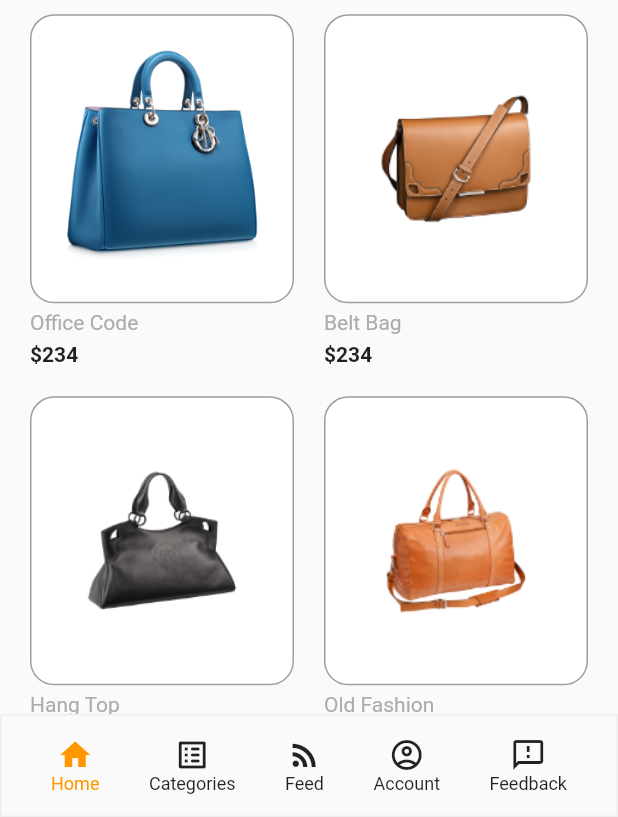
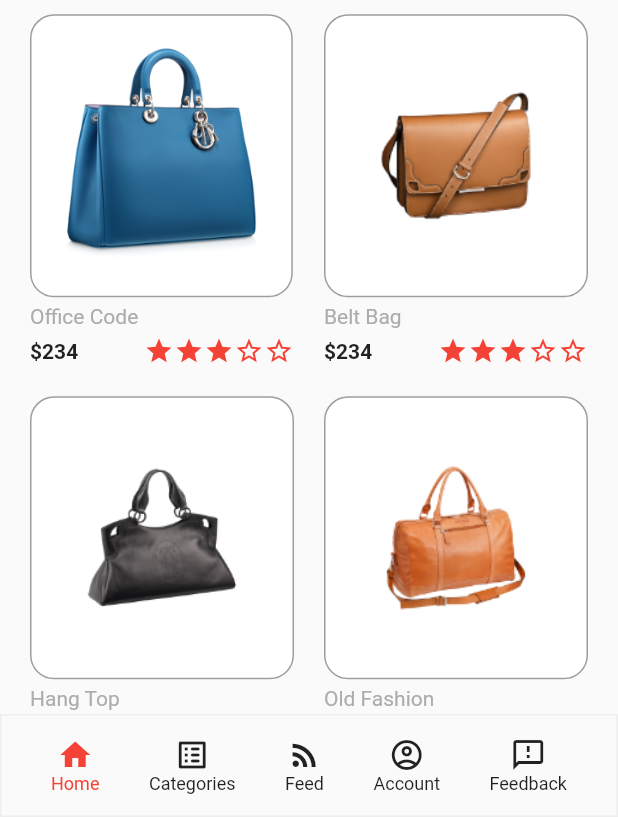
Before and after one commit to MikkyBoy357/smakos, a Flutter app: the HomeScreen screen opened directly, on a phone screen of 412 x 824 dp, the part 419-1236 px from its top. Run offline on Flutter 3.47's test engine with Material 2 defaults, Android fonts, the light colour scheme and no system bars; our stand-ins replace flutter_svg.

Commit message:
cart card stars added

```diff
--- a/lib/pages/home/components/body.dart
+++ b/lib/pages/home/components/body.dart
@@ -15,6 +15,7 @@ class Body extends StatelessWidget {
       children: [
         Flexible(
           child: ListView(
+            shrinkWrap: false,
             children: [
               Container(
                 // height: SizeConfig.height(700.3),
--- a/lib/pages/home/components/item_card.dart
+++ b/lib/pages/home/components/item_card.dart
@@ -47,9 +47,23 @@ class ItemCard extends StatelessWidget {
               style: TextStyle(color: kTextLightColor),
             ),
           ),
-          Text(
-            "\$${product.price}",
-            style: TextStyle(fontWeight: FontWeight.bold),
+          Row(
+            mainAxisAlignment: MainAxisAlignment.spaceBetween,
+            children: [
+              Text(
+                "\$${product.price}",
+                style: TextStyle(fontWeight: FontWeight.bold),
+              ),
+              Row(
+                children: [
+                  Icon(Icons.star, size: 20, color: Colors.red),
+                  Icon(Icons.star, size: 20, color: Colors.red),
+                  Icon(Icons.star, size: 20, color: Colors.red),
+                  Icon(Icons.star_outline, size: 20, color: Colors.red),
+                  Icon(Icons.star_outline, size: 20, color: Colors.red),
+                ],
+              ),
+            ],
           )
         ],
       ),
--- a/lib/pages/home/home_screen.dart
+++ b/lib/pages/home/home_screen.dart
@@ -26,19 +26,21 @@ class HomeScreen extends StatelessWidget {
             Row(
               mainAxisAlignment: MainAxisAlignment.spaceEvenly,
               children: [
-                Column(children: [
+                Column(
+                  children: [
                     Icon(
                       Icons.home,
-                    color: Colors.orange,
+                      color: Colors.red,
                     ),
                     Text(
                       'Home',
                       style: TextStyle(
                         fontSize: 12,
-                      color: Colors.orange,
+                        color: Colors.red,
                       ),
                     )
-                ]),
+                  ],
+                ),
                 Column(
                   children: [
                     Icon(Icons.list_alt_rounded),
@@ -66,13 +68,15 @@ class HomeScreen extends StatelessWidget {
                     )
                   ],
                 ),
-                Column(children: [
+                Column(
+                  children: [
                     Icon(Icons.feedback_outlined),
                     Text(
                       'Feedback',
                       style: TextStyle(fontSize: 12),
                     )
-                ]),
+                  ],
+                ),
               ],
             ),
           ],
```
Lines whose indentation alone changed are shown as unchanged.
